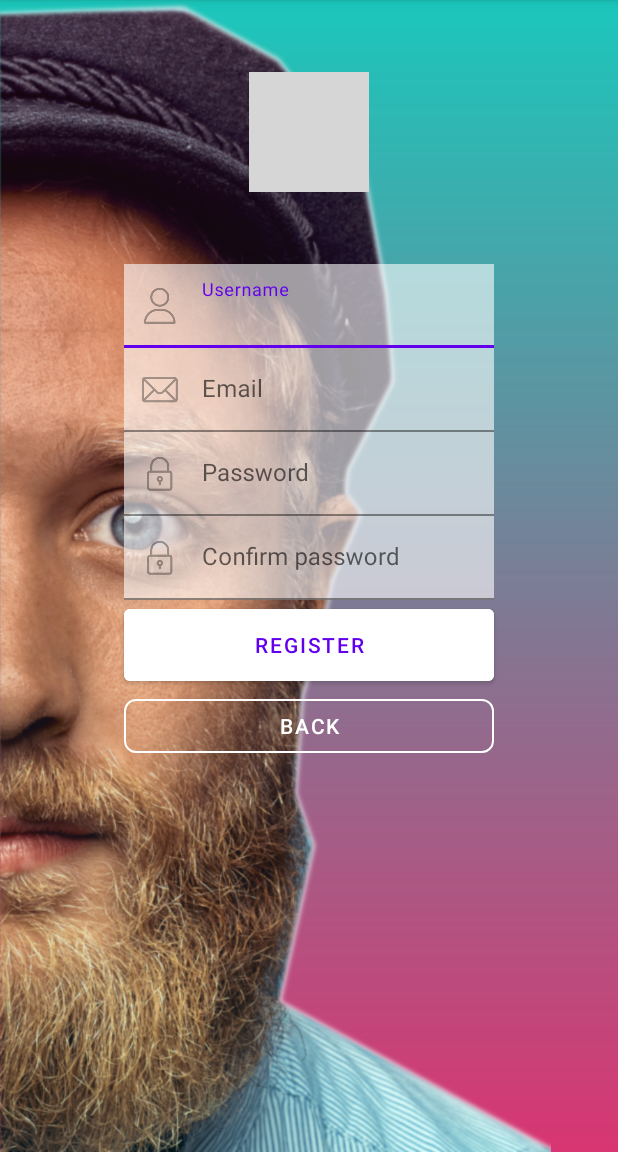
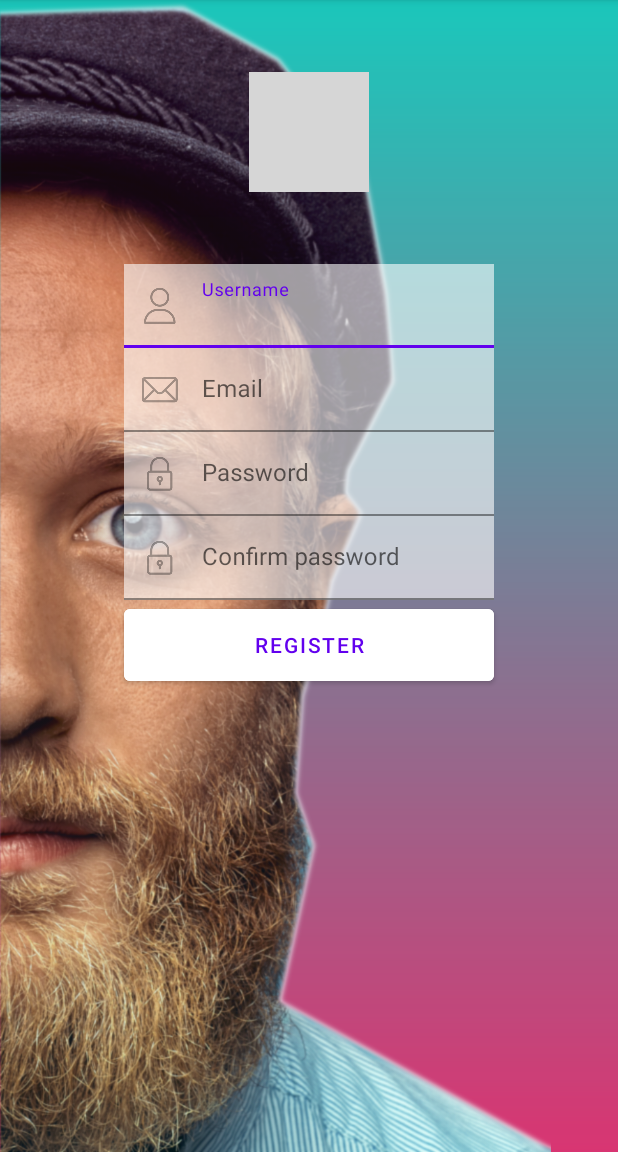
Before and after one commit to AdriaRod/Nicestart, an Android app: the Signup screen opened directly, with no data from a screen before it, on a phone screen of 412 x 824 dp, the part 84-1236 px from its top. Run offline under Robolectric (Android 15) with nearby library versions, the light colour scheme and no system bars; grey boxes are pictures that could not be loaded.

```diff
--- a/app/src/main/res/layout-land/activity_signup.xml
+++ b/app/src/main/res/layout-land/activity_signup.xml
@@ -119,17 +119,6 @@
 
     </Button>
 
-    <Button
-        android:id="@+id/boton2"
-        style="@style/buttonOutlined"
-        android:onClick="openLogin"
-        android:text="Back"
-        app:layout_constraintEnd_toEndOf="@id/guideline2"
-        app:layout_constraintStart_toStartOf="@id/guideline1"
-        app:layout_constraintTop_toBottomOf="@id/boton1">
-
-    </Button>
-
     <androidx.constraintlayout.widget.Guideline
         android:id="@+id/guideline1"
         android:layout_width="wrap_content"
--- a/app/src/main/res/layout/activity_signup.xml
+++ b/app/src/main/res/layout/activity_signup.xml
@@ -120,17 +120,6 @@
 
     </Button>
 
-    <Button
-        android:id="@+id/boton2"
-        style="@style/buttonOutlined"
-        android:onClick="openLogin"
-        android:text="Back"
-        app:layout_constraintEnd_toEndOf="@id/guideline2"
-        app:layout_constraintStart_toStartOf="@id/guideline1"
-        app:layout_constraintTop_toBottomOf="@id/boton1">
-
-    </Button>
-
     <androidx.constraintlayout.widget.Guideline
         android:id="@+id/guideline1"
         android:layout_width="wrap_content"
```
Also changed, not shown: 2 other files.
